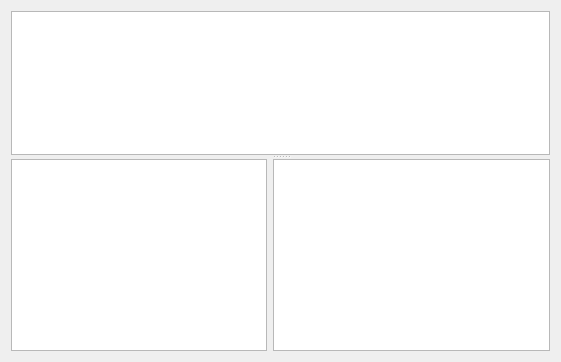
The window that plugins/quickinspector/materialextension/materialtab.ui (KDAB/GammaRay) describes before a commit, drawn with Qt 5.
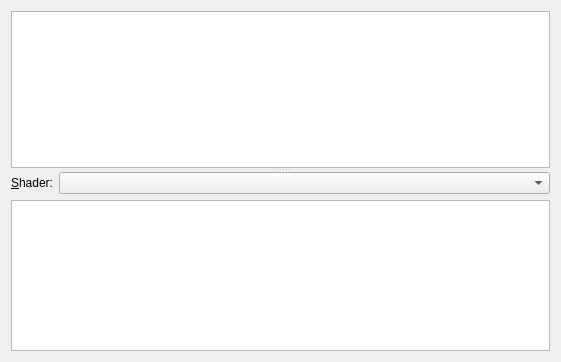
The same window after the commit. Custom widgets are drawn as their Qt base class.

Commit message:
Make the material shader model a bit more flexible
It's now no longer limited to file-backed shaders, also enabling access
to dynamic ones from QQuickShaderEffect for example.

Diff of the .ui file:
```diff
--- a/plugins/quickinspector/materialextension/materialtab.ui
+++ b/plugins/quickinspector/materialextension/materialtab.ui
@@ -24,23 +24,31 @@
        <bool>false</bool>
       </property>
      </widget>
-     <widget class="QWidget" name="layoutWidget">
+     <widget class="QWidget" name="">
+      <layout class="QVBoxLayout" name="verticalLayout">
+       <item>
       <layout class="QHBoxLayout" name="horizontalLayout">
        <item>
-        <widget class="GammaRay::DeferredTreeView" name="shaderList">
+          <widget class="QLabel" name="label">
+           <property name="text">
+            <string>&amp;Shader:</string>
+           </property>
+           <property name="buddy">
+            <cstring>shaderList</cstring>
+           </property>
+          </widget>
+         </item>
+         <item>
+          <widget class="QComboBox" name="shaderList">
          <property name="sizePolicy">
-          <sizepolicy hsizetype="Minimum" vsizetype="Minimum">
+            <sizepolicy hsizetype="MinimumExpanding" vsizetype="Fixed">
            <horstretch>0</horstretch>
            <verstretch>0</verstretch>
           </sizepolicy>
          </property>
-         <property name="rootIsDecorated">
-          <bool>false</bool>
-         </property>
-         <property name="uniformRowHeights">
-          <bool>true</bool>
-         </property>
-        </widget>
+          </widget>
+         </item>
+        </layout>
        </item>
        <item>
         <widget class="GammaRay::CodeEditor" name="shaderEdit">
```
Lines whose indentation alone changed are shown as unchanged. The commit also changes 13 other files.
